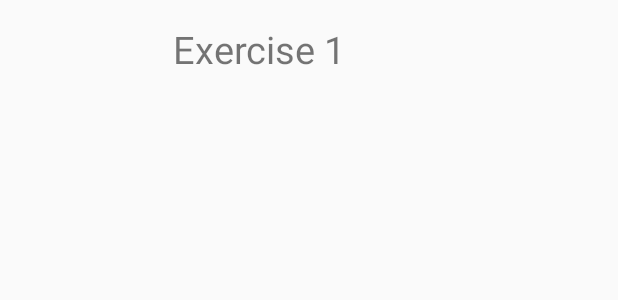
After one commit to alex-t-nguyen/FitnessApp, an Android app: the layout workout_template_list_item.xml on its own in the app's theme, with its tools: preview values and no code run, on a phone screen of 412 x 824 dp. The commit adds this screen. Shown: the top 300 px of the screen. Run offline under Robolectric (Android 15) with nearby library versions, the phone set to English and light mode, and no system bars.

Commit message:
Created toolbar for workout template activity when selecting an exercise from list of workouts

```diff
--- /dev/null
+++ b/app/src/main/res/layout/workout_template_list_item.xml
@@ -0,0 +1,16 @@
+<?xml version="1.0" encoding="utf-8"?>
+<RelativeLayout xmlns:android="http://schemas.android.com/apk/res/android"
+    android:layout_width="match_parent" android:layout_height="wrap_content"
+    android:padding="15dp"
+    android:id="@+id/list_item_layout">
+
+    <TextView
+        android:id="@+id/exercise_name"
+        android:layout_width="wrap_content"
+        android:layout_height="wrap_content"
+        android:text="Exercise 1"
+        android:layout_centerVertical="true"
+        android:textSize="25sp"
+        android:layout_marginLeft="100dp"
+        android:layout_marginStart="100dp" />
+</RelativeLayout>
--- a/app/src/main/res/values/styles.xml
+++ b/app/src/main/res/values/styles.xml
@@ -62,4 +62,11 @@
     <style name="textUnderlinePopUp">
         <item name="colorControlNormal">@color/white</item>
     </style>
+
+    <style name="Toolbar" parent="Theme.AppCompat.Light.NoActionBar">
+        <item name="colorPrimary">@color/colorPrimary</item>
+        <item name="colorPrimaryDark">@color/dark_blue</item>
+        <item name="colorAccent">@color/colorAccent</item>
+    </style>
+
 </resources>
```
Also changed, not shown: app/build.gradle (+8 -4 lines), app/src/main/AndroidManifest.xml (+7 -2 lines), app/src/main/java/com/example/fitnessapp/workoutTemplate.java (added, +57 -0 lines), app/src/main/java/com/example/fitnessapp/workoutTemplate_listAdapter.java (added, +64 -0 lines), app/src/main/java/com/example/fitnessapp/workouts.java (+14 -0 lines), app/src/main/res/layout/toolbar.xml (added, +10 -0 lines), app/src/main/res/layout/workout_template.xml (added, +14 -0 lines), app/src/main/res/menu/toolbar_menu.xml (added, +14 -0 lines).
